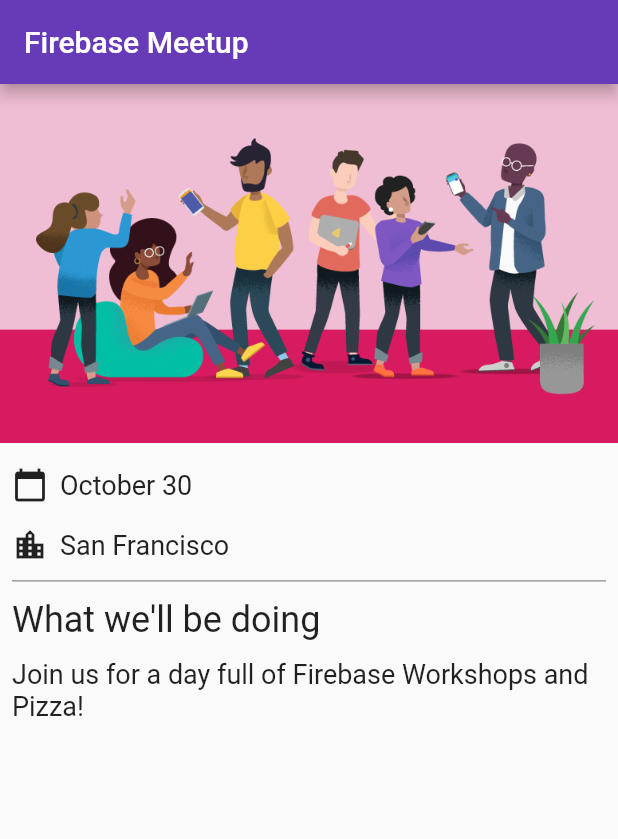
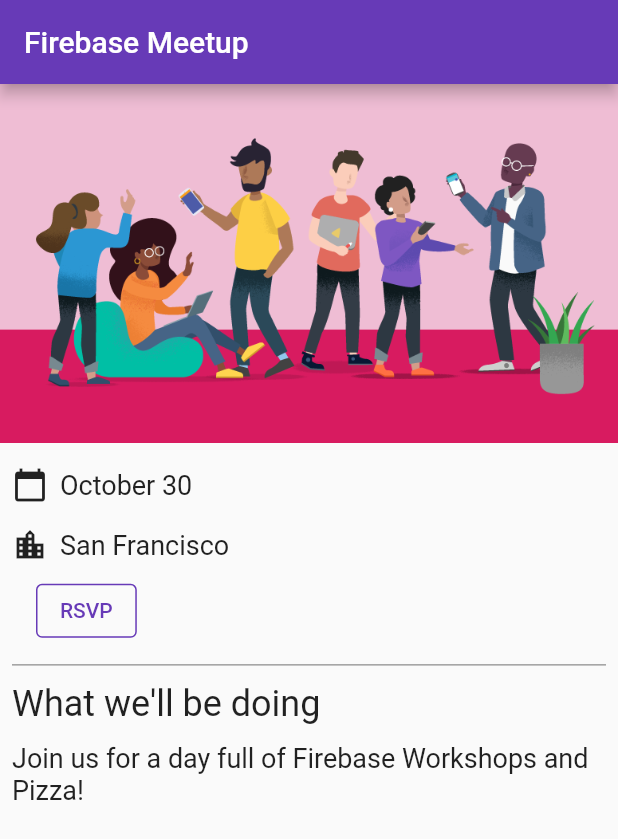
Before and after one commit to ArtificialAmateur/flutter_firebase, a Flutter app: the screen it shows after launch, on a phone screen of 412 x 824 dp. Shown: the top 839 px of the screen. Run offline on Flutter 3.47's test engine with Material 2 defaults, Android fonts, the phone set to English and light mode, and no system bars; our stand-ins replace firebase_auth, firebase_core, google_fonts; accounts and stored records are empty.

```diff
--- a/lib/main.dart
+++ b/lib/main.dart
@@ -8,7 +8,12 @@ import 'src/authentication.dart';
 import 'src/widgets.dart';
 
 void main() {
-  runApp(App());
+  runApp(
+    ChangeNotifierProvider(
+      create: (context) => ApplicationState(),
+      builder: (context, _) => App(),
+    ),
+  );
 }
 
 class App extends StatelessWidget {
@@ -46,6 +51,18 @@ class HomePage extends StatelessWidget {
           SizedBox(height: 8),
           IconAndDetail(Icons.calendar_today, 'October 30'),
           IconAndDetail(Icons.location_city, 'San Francisco'),
+          Consumer<ApplicationState>(
+            builder: (context, appState, _) => Authentication(
+              email: appState.email,
+              loginState: appState.loginState,
+              startLoginFlow: appState.startLoginFlow,
+              verifyEmail: appState.verifyEmail,
+              signInWithEmailAndPassword: appState.signInWithEmailAndPassword,
+              cancelRegistration: appState.cancelRegistration,
+              registerAccount: appState.registerAccount,
+              signOut: appState.signOut,
+            ),
+          ),
           Divider(
             height: 8,
             thickness: 1,
```
